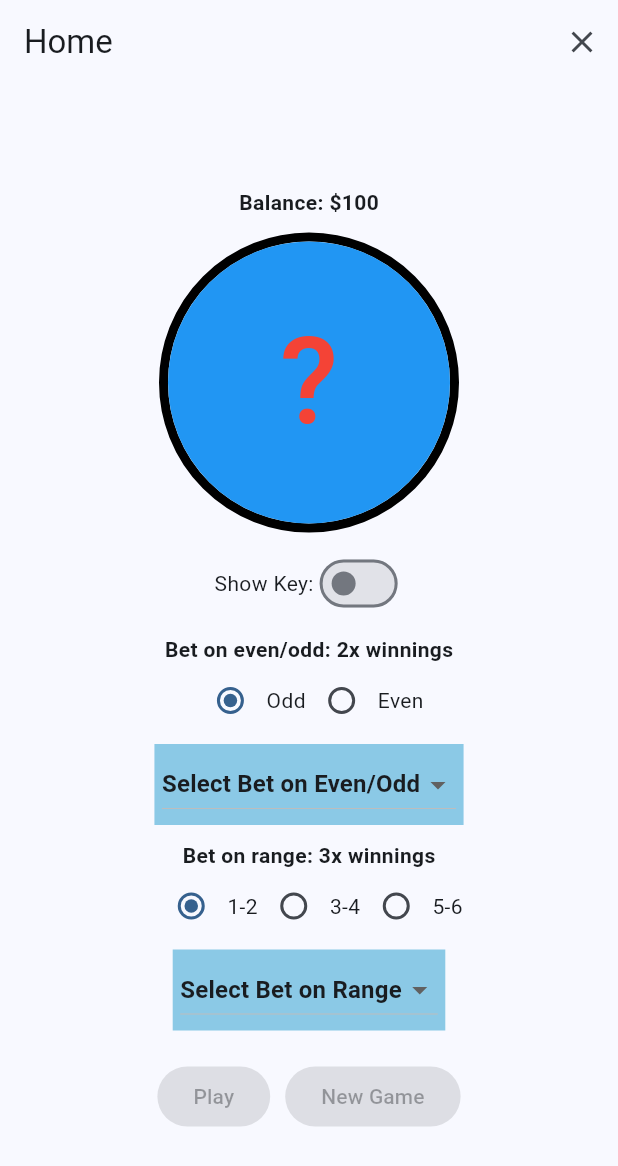
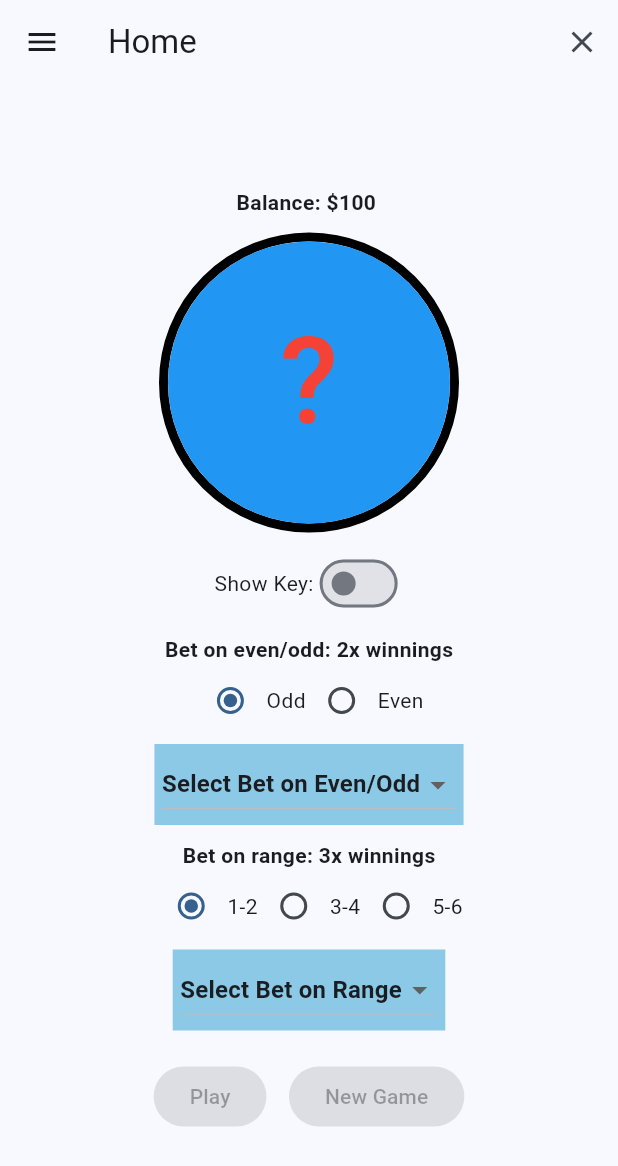
Before and after one commit to Vikitha-Gompa/mobile-dice-roll-app, a Flutter app: the screen it shows once a user with an empty profile is signed in, after a tap on "Enter Game Room", on a phone screen of 412 x 824 dp. Shown: the top 1166 px of the screen. Run offline on Flutter 3.47's test engine with Material 3 defaults, Android fonts, the light colour scheme and no system bars; our stand-ins replace cloud_firestore, firebase_auth, firebase_core; accounts and stored records are empty.

Commit message:
final update

```diff
--- a/lib/view/home_screen.dart
+++ b/lib/view/home_screen.dart
@@ -36,7 +36,7 @@ class HomeState extends State<HomeScreen> {
     return Scaffold(
       appBar: AppBar(
         title: const Text('Home'),
-        automaticallyImplyLeading: false, // Don't show default back button
+        automaticallyImplyLeading: true, // Don't show default back button
         actions: isInGameRoom
             ? [
                 IconButton(
@@ -50,6 +50,7 @@ class HomeState extends State<HomeScreen> {
       ),
       body: isInGameRoom ? gameRoomView(context) : homeBodyView(context),
       drawer: drawerView(context),
+      // drawer: isInGameRoom ? null : drawerView(context),
     );
   }
 
@@ -91,7 +92,8 @@ class HomeState extends State<HomeScreen> {
         children: [
           Text(
             'Balance: \$${model.balance}'
-            '${(model.showKey) ? ' (key: \$${model.key})' : ''}',
+            ' '
+            '${(model.showKey) ? ' (key: ${model.key})' : ''}',
             style: const TextStyle(fontWeight: FontWeight.bold),
           ),
           const SizedBox(height: 10),
@@ -134,7 +136,7 @@ class HomeState extends State<HomeScreen> {
                                     decoration: BoxDecoration(
                                       border: Border.all(
                                           color: Colors.yellow, width: 2),
-                                      borderRadius: BorderRadius.circular(5),
+                                      borderRadius: BorderRadius.circular(15),
                                     ),
                                     child: Text(
                                       line,
@@ -294,7 +296,7 @@ class HomeState extends State<HomeScreen> {
                 onPressed: con.isPlayEnabled() ? con.onPressedPlay : null,
                 child: const Text('Play'),
               ),
-              const SizedBox(width: 10),
+              const SizedBox(width: 15),
               ElevatedButton(
                 onPressed: con.isNewGameEnabled() ? con.onPressedNewGame : null,
                 child: const Text('New Game'),
@@ -307,6 +309,8 @@ class HomeState extends State<HomeScreen> {
   }
 
   Widget drawerView(BuildContext context) {
+    // print('drawerView called!');
+
     return Drawer(
       child: ListView(
         children: [
```
